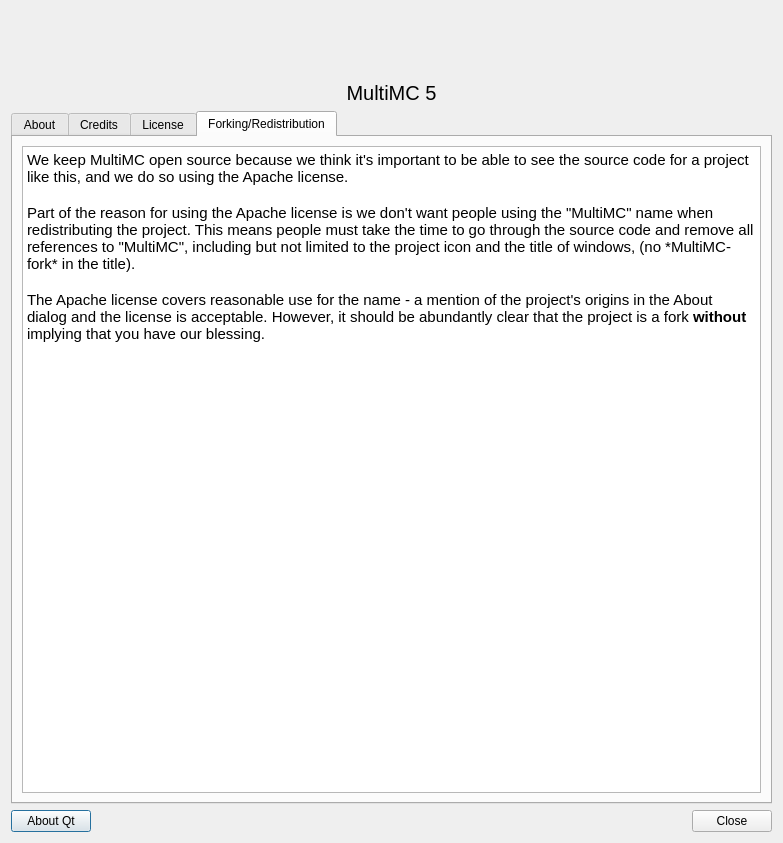
Before: the Qt Designer form application/dialogs/AboutDialog.ui in FreesmTeam/FreesmLauncher, drawn with Qt 5.
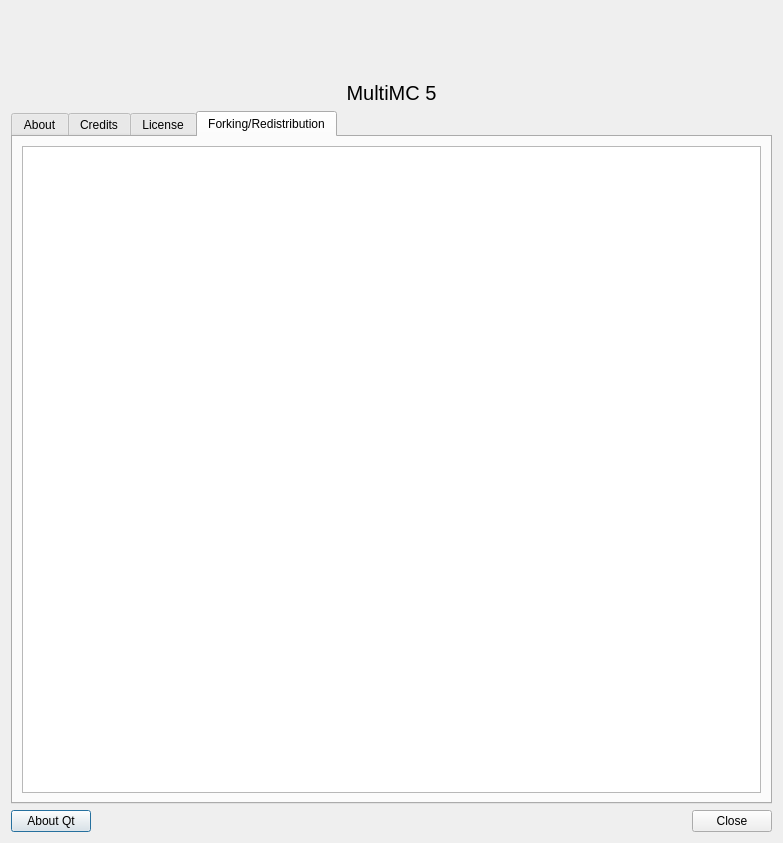
After: the same form once the commit is applied. The open tabs and pages were chosen to show the change.

Commit message: NOISSUE remove more html rom About dialog

Diff of the .ui file:
```diff
--- a/application/dialogs/AboutDialog.ui
+++ b/application/dialogs/AboutDialog.ui
@@ -263,18 +263,7 @@
       </attribute>
       <layout class="QVBoxLayout" name="verticalLayout_4">
        <item>
-        <widget class="QTextEdit" name="textEdit">
-         <property name="html">
-          <string>&lt;!DOCTYPE HTML PUBLIC &quot;-//W3C//DTD HTML 4.0//EN&quot; &quot;http://www.w3.org/TR/REC-html40/strict.dtd&quot;&gt;
-&lt;html&gt;&lt;head&gt;&lt;meta name=&quot;qrichtext&quot; content=&quot;1&quot; /&gt;&lt;style type=&quot;text/css&quot;&gt;
-p, li { white-space: pre-wrap; }
-&lt;/style&gt;&lt;/head&gt;&lt;body style=&quot; font-family:'Noto Sans'; font-size:12pt; font-weight:400; font-style:normal;&quot;&gt;
-&lt;p style=&quot; margin-top:0px; margin-bottom:0px; margin-left:0px; margin-right:0px; -qt-block-indent:0; text-indent:0px;&quot;&gt;&lt;span style=&quot; font-family:'Bitstream Vera Sans'; font-size:11pt;&quot;&gt;We keep MultiMC open source because we think it's important to be able to see the source code for a project like this, and we do so using the Apache license.&lt;/span&gt;&lt;/p&gt;
-&lt;p style=&quot;-qt-paragraph-type:empty; margin-top:0px; margin-bottom:0px; margin-left:0px; margin-right:0px; -qt-block-indent:0; text-indent:0px; font-family:'Bitstream Vera Sans'; font-size:11pt;&quot;&gt;&lt;br /&gt;&lt;/p&gt;
-&lt;p style=&quot; margin-top:0px; margin-bottom:0px; margin-left:0px; margin-right:0px; -qt-block-indent:0; text-indent:0px;&quot;&gt;&lt;span style=&quot; font-family:'Bitstream Vera Sans'; font-size:11pt;&quot;&gt;Part of the reason for using the Apache license is we don't want people using the &amp;quot;MultiMC&amp;quot; name when redistributing the project. This means people must take the time to go through the source code and remove all references to &amp;quot;MultiMC&amp;quot;, including but not limited to the project icon and the title of windows, (no *MultiMC-fork* in the title).&lt;/span&gt;&lt;/p&gt;
-&lt;p style=&quot;-qt-paragraph-type:empty; margin-top:0px; margin-bottom:0px; margin-left:0px; margin-right:0px; -qt-block-indent:0; text-indent:0px; font-family:'Bitstream Vera Sans'; font-size:11pt;&quot;&gt;&lt;br /&gt;&lt;/p&gt;
-&lt;p style=&quot; margin-top:0px; margin-bottom:0px; margin-left:0px; margin-right:0px; -qt-block-indent:0; text-indent:0px;&quot;&gt;&lt;span style=&quot; font-family:'Bitstream Vera Sans'; font-size:11pt;&quot;&gt;The Apache license covers reasonable use for the name - a mention of the project's origins in the About dialog and the license is acceptable. However, it should be abundantly clear that the project is a fork &lt;/span&gt;&lt;span style=&quot; font-family:'Bitstream Vera Sans'; font-size:11pt; font-weight:600;&quot;&gt;without&lt;/span&gt;&lt;span style=&quot; font-family:'Bitstream Vera Sans'; font-size:11pt;&quot;&gt; implying that you have our blessing.&lt;/span&gt;&lt;/p&gt;&lt;/body&gt;&lt;/html&gt;</string>
-         </property>
+        <widget class="QTextEdit" name="redistributionText">
          <property name="textInteractionFlags">
           <set>Qt::LinksAccessibleByKeyboard|Qt::LinksAccessibleByMouse|Qt::TextBrowserInteraction|Qt::TextSelectableByKeyboard|Qt::TextSelectableByMouse</set>
          </property>
```
Left out of the diff: 17 changed lines with no effect on the pictures. The commit also changes 1 other file.
